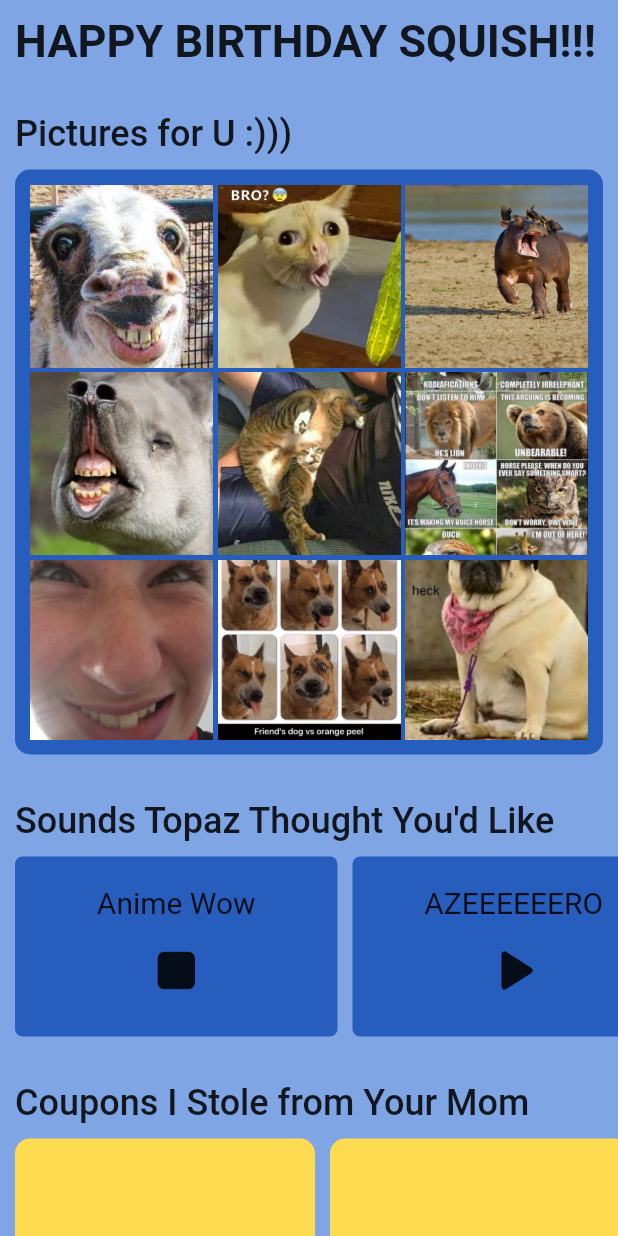
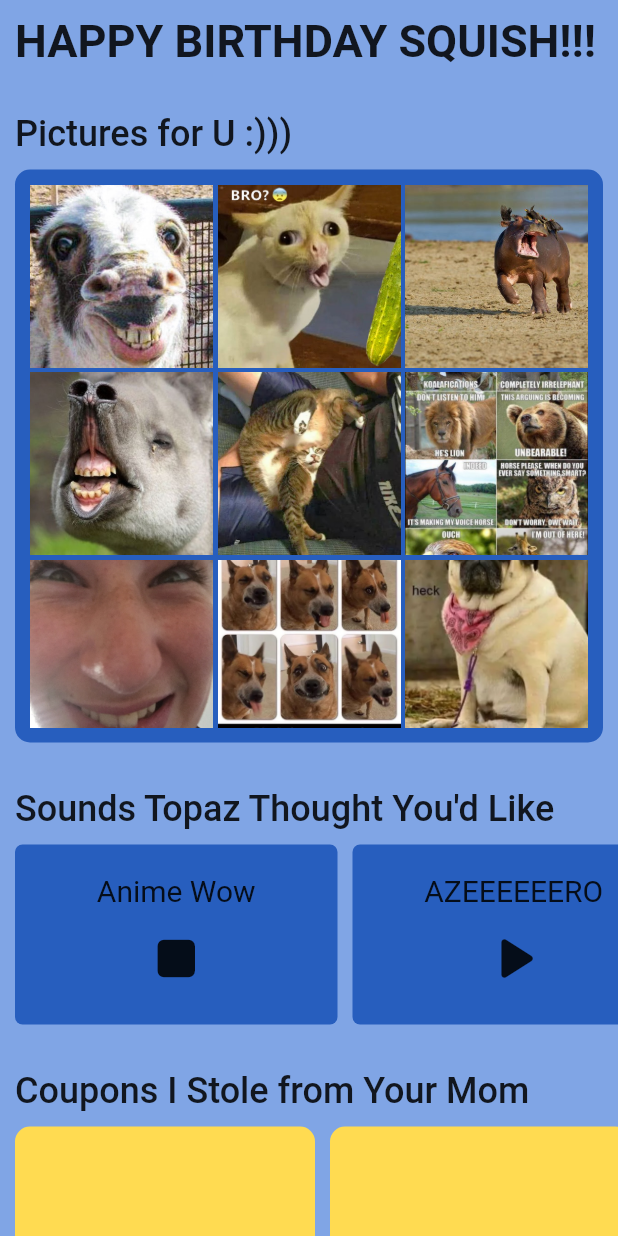
Before and after one commit to benweschler/JoshBirthday, a Flutter app: the screen it shows after launch, after a tap on the "play arrow" icon, on a phone screen of 412 x 824 dp. Run offline on Flutter 3.47's test engine with Material 2 defaults, Android fonts, the phone set to English and light mode, and no system bars; our stand-ins replace audioplayers, image_gallery_saver, permission_handler, photo_view, shared_preferences.

Commit message:
Changed from custom picture view to using photo_view package for gallery.
Error on using back button to exit gallery.

```diff
--- a/lib/home/home.dart
+++ b/lib/home/home.dart
@@ -32,8 +32,8 @@ class Home extends StatelessWidget {
                   "Pictures for U :)))",
                   style: TextStyles.subtitle,
                 ),
-                SizedBox(
-                  height: 400,
+                AspectRatio(
+                  aspectRatio: 1,
                   child: Padding(
                     padding: EdgeInsets.only(top: Insets.med),
                     child: Container(
--- a/lib/home/picture_grid/picture_grid.dart
+++ b/lib/home/picture_grid/picture_grid.dart
@@ -1,8 +1,9 @@
+import 'package:floof/home/picture_grid/picture_gallery.dart';
 import 'package:flutter/material.dart';
 import 'package:floof/home/picture_grid/picture_view.dart';
 
 class PictureRow extends StatelessWidget {
-  final List<String> pictures = [
+  final List<String> picturePaths = [
     for (int i = 1; i <= 30; i++) 'assets/picture_row/$i.jpeg'
   ];
 
@@ -16,23 +17,22 @@ class PictureRow extends StatelessWidget {
         mainAxisSpacing: 3,
         crossAxisCount: 3,
       ),
-      shrinkWrap: true,
-      itemCount: pictures.length,
+      itemCount: picturePaths.length,
       itemBuilder: (context, index) {
         return GestureDetector(
-          onTap: () => Navigator.push(
-              context,
-              MaterialPageRoute(
-                  builder: (_) => PictureView(path: pictures[index]))),
+          onTap: () => Navigator.of(context).push(MaterialPageRoute(
+              builder: (_) => PictureGallery(
+                    picturePaths: picturePaths,
+                    initialIndex: index,
+                  ))),
+          //PictureView(path: picturePaths[index]))),
           child: Hero(
-            tag: pictures[index],
+            tag: picturePaths[index],
             child: Container(
-              height: 200,
-              width: 200,
               decoration: BoxDecoration(
                 image: DecorationImage(
                   fit: BoxFit.cover,
-                  image: AssetImage(pictures[index]),
+                  image: AssetImage(picturePaths[index]),
                 ),
               ),
             ),
```
Also changed, not shown: lib/home/picture_grid/picture_gallery.dart (added, +36 -0 lines), pubspec.yaml (+1 -20 lines), pubspec.lock.
